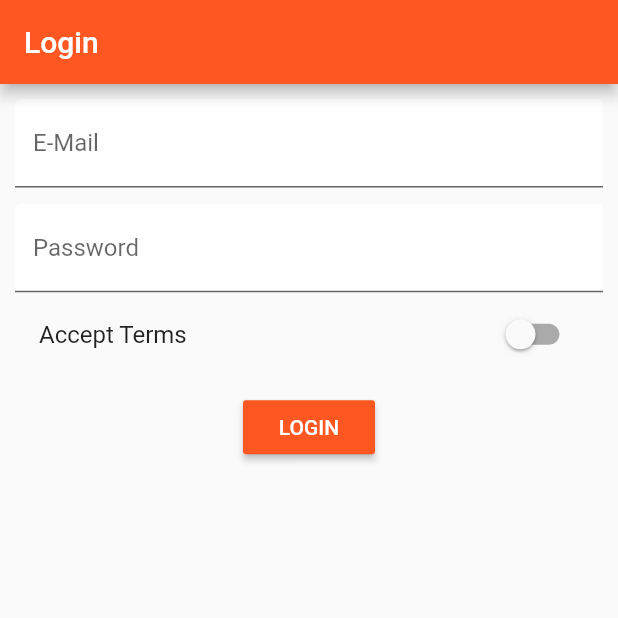
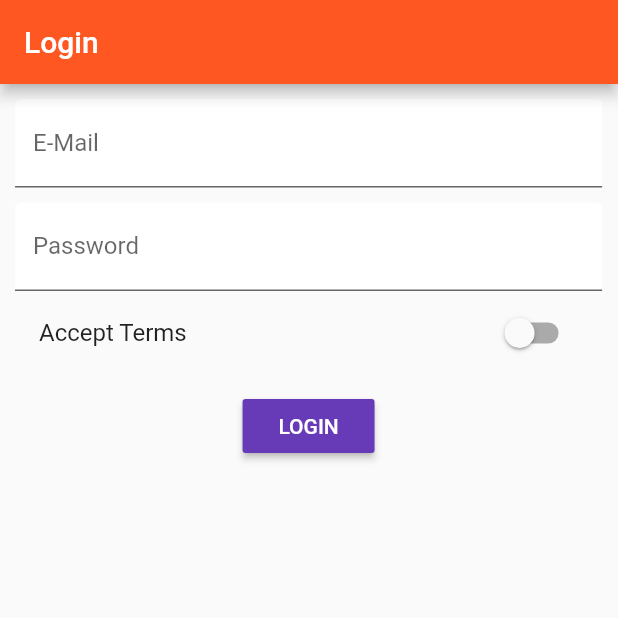
Before and after one commit to bernadettkiss/EasyList, a Flutter app: the screen it shows after launch, on a phone screen of 412 x 824 dp, the top half of it. Run offline on Flutter 3.47's test engine with Material 2 defaults, Android fonts, the phone set to English and light mode, and no system bars.

Commit message:
feat: Adjust to screen size

```diff
--- a/easy_list/lib/main.dart
+++ b/easy_list/lib/main.dart
@@ -33,7 +33,10 @@ class _MyAppState extends State<MyApp> {
   Widget build(BuildContext context) {
     return MaterialApp(
       theme: ThemeData(
-          primarySwatch: Colors.deepOrange, accentColor: Colors.deepPurple),
+        primarySwatch: Colors.deepOrange,
+        accentColor: Colors.deepPurple,
+        buttonColor: Colors.deepPurple,
+      ),
       routes: {
         '/': (BuildContext context) => AuthPage(),
         '/products': (BuildContext context) => ProductsPage(_products),
--- a/easy_list/lib/pages/auth.dart
+++ b/easy_list/lib/pages/auth.dart
@@ -51,13 +51,13 @@ class _AuthPageState extends State<AuthPage> {
   }
 
   void _submitForm() {
-    print(_emailValue);
-    print(_passwordValue);
     Navigator.pushReplacementNamed(context, '/products');
   }
 
   @override
   Widget build(BuildContext context) {
+    final double deviceWidth = MediaQuery.of(context).size.width;
+    final double targetWidth = deviceWidth > 550.0 ? 500.0 : deviceWidth * 0.95;
     return Scaffold(
       appBar: AppBar(
         title: Text('Login'),
@@ -65,11 +65,13 @@ class _AuthPageState extends State<AuthPage> {
       body: Container(
         padding: EdgeInsets.all(10.0),
         child: SingleChildScrollView(
+          child: Container(
+            width: targetWidth,
             child: Column(
               children: <Widget>[
                 _buildEmailTextField(),
                 SizedBox(
-                height: 10.9,
+                  height: 10.0,
                 ),
                 _buildPasswordTextField(),
                 _buildAcceptSwitch(),
@@ -77,7 +79,6 @@ class _AuthPageState extends State<AuthPage> {
                   height: 10.0,
                 ),
                 RaisedButton(
-                color: Theme.of(context).primaryColor,
                   textColor: Colors.white,
                   child: Text('LOGIN'),
                   onPressed: _submitForm,
@@ -86,6 +87,7 @@ class _AuthPageState extends State<AuthPage> {
             ),
           ),
         ),
+      ),
     );
   }
 }
--- a/easy_list/lib/pages/product_create.dart
+++ b/easy_list/lib/pages/product_create.dart
@@ -64,9 +64,13 @@ class _ProductCreatePageState extends State<ProductCreatePage> {
 
   @override
   Widget build(BuildContext context) {
+    final double deviceWidth = MediaQuery.of(context).size.width;
+    final double targetWidth = deviceWidth > 550.0 ? 500.0 : deviceWidth * 0.95;
+    final double targetPadding = deviceWidth - targetWidth;
     return Container(
       margin: EdgeInsets.all(10.0),
       child: ListView(
+        padding: EdgeInsets.symmetric(horizontal: targetPadding / 2),
         children: <Widget>[
           _buildTitleTextField(),
           _buildDescriptionTextField(),
@@ -76,7 +80,6 @@ class _ProductCreatePageState extends State<ProductCreatePage> {
           ),
           RaisedButton(
             child: Text('Save'),
-            color: Theme.of(context).accentColor,
             textColor: Colors.white,
             onPressed: _submitForm,
           )
```
Lines whose indentation alone changed are shown as unchanged.
